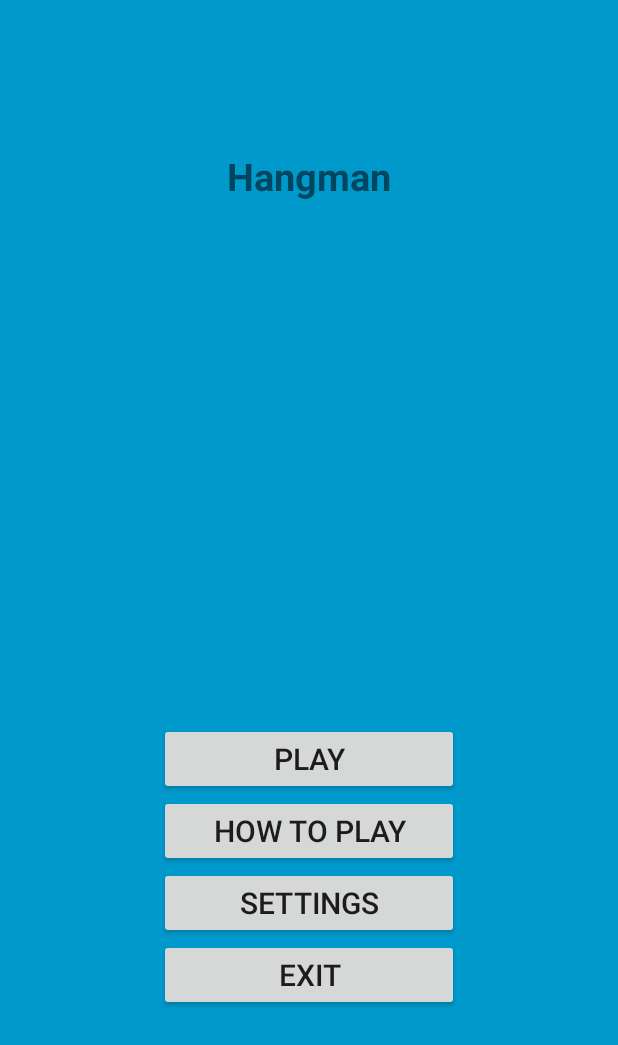
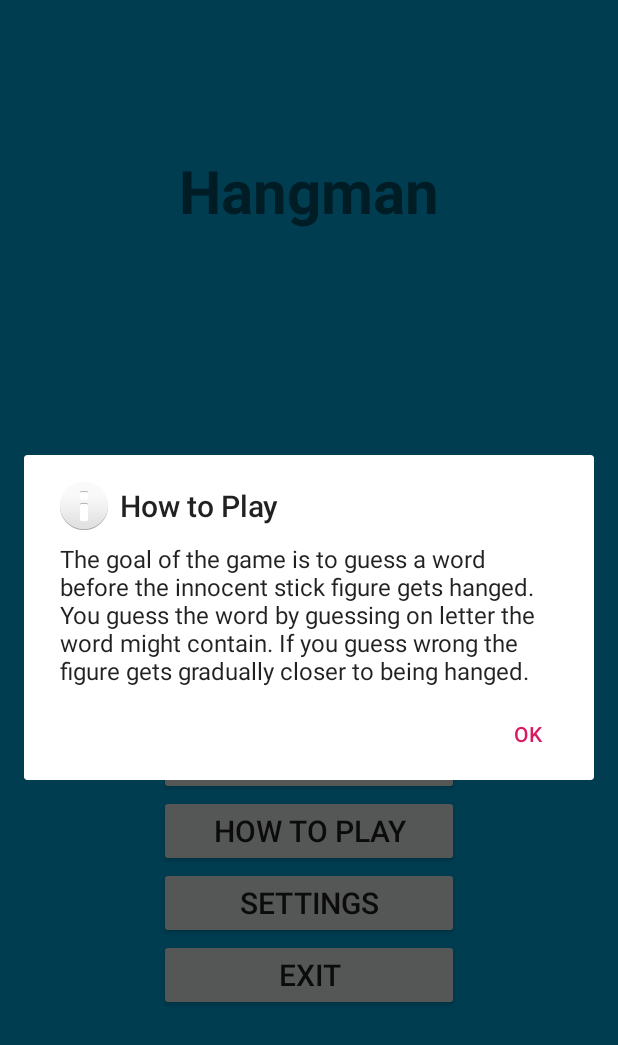
Before and after one commit to danielakl/A-Hangman, an Android app: the screen it shows after launch (MainMenuActivity), after a tap on "HOW TO PLAY", on a phone screen of 412 x 824 dp. Shown: the top 1045 px of the screen. Run offline under Robolectric (Android 15) with nearby library versions, the phone set to English and light mode, and no system bars.

Commit message:
Add tutorial message
Added how to play instructions in the main menu, displayed when tapping
the 'How to Play' button.

```diff
--- a/app/src/main/java/no/daniel/hangman/ui/MainMenuActivity.java
+++ b/app/src/main/java/no/daniel/hangman/ui/MainMenuActivity.java
@@ -1,6 +1,7 @@
 package no.daniel.hangman.ui;
 
 import android.annotation.SuppressLint;
+import android.app.AlertDialog;
 import android.content.Intent;
 import android.os.Bundle;
 import android.view.View;
@@ -39,6 +40,12 @@ public class MainMenuActivity extends FullscreenActivity {
                 break;
             case R.id.tutorial_button:
                 // TODO: Implement popup with a description of how to play.
+                new AlertDialog.Builder(this)
+                        .setTitle(R.string.alert_title_tutorial)
+                        .setMessage(R.string.alert_text_tutorial)
+                        .setIcon(android.R.drawable.ic_dialog_info)
+                        .setPositiveButton(R.string.alert_positive_tutorial, (dialog, which) -> { })
+                        .create().show();
                 break;
             case R.id.settings_button:
                 startSettings();
--- a/app/src/main/res/layout/activity_main_menu.xml
+++ b/app/src/main/res/layout/activity_main_menu.xml
@@ -23,7 +23,7 @@
             android:layout_height="wrap_content"
             android:layout_marginTop="100dp"
             android:text="@string/app_name"
-            android:textSize="25sp"
+            android:textSize="40sp"
             android:textStyle="bold"
             app:layout_constraintEnd_toEndOf="parent"
             app:layout_constraintStart_toStartOf="parent"
--- a/app/src/main/res/values/strings.xml
+++ b/app/src/main/res/values/strings.xml
@@ -7,6 +7,11 @@
     <string name="menu_option_tutorial">How to Play</string>
     <string name="menu_option_settings">Settings</string>
     <string name="menu_option_exit">Exit</string>
+    <string name="alert_title_tutorial">How to Play</string>
+    <string name="alert_text_tutorial">The goal of the game is to guess a word before the innocent
+        stick figure gets hanged. You guess the word by guessing on letter the word might contain.
+        If you guess wrong the figure gets gradually closer to being hanged.</string>
+    <string name="alert_positive_tutorial">OK</string>
 
     <!-- Game strings -->
     <string name="title_activity_game">Game activity</string>
```
